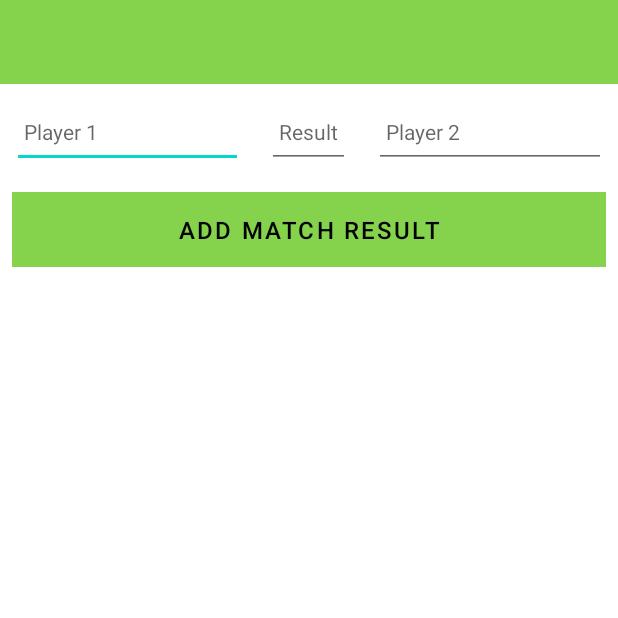
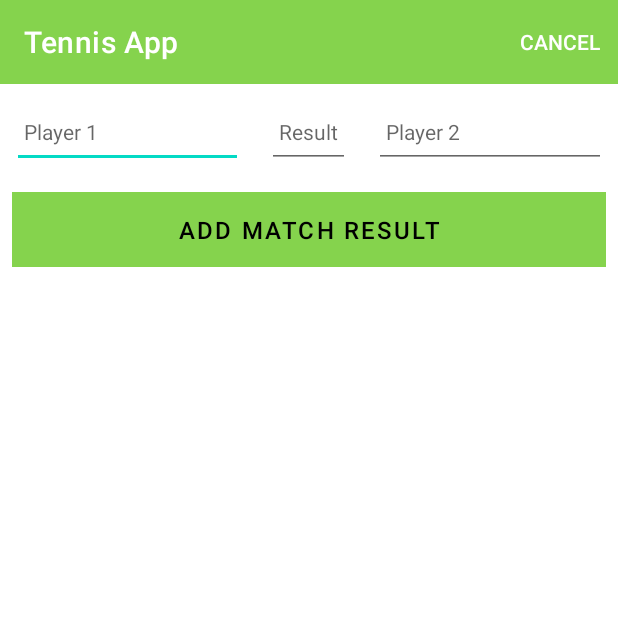
Before and after one commit to tonynaughton/cork-tennis-club, an Android app: the screen it shows after launch (AddResultActivity), after a tap on "Add", on a phone screen of 412 x 824 dp, the top half of it. Run offline under Robolectric (Android 15) with nearby library versions, the phone set to English and light mode, and no system bars; our stand-ins replace Timber; 1 statement that could not run was skipped.

Commit message:
Refactored MatchAdapter, implemented menu option

```diff
--- a/app/src/main/java/ie/wit/tennisapp/activities/AddResultActivity.kt
+++ b/app/src/main/java/ie/wit/tennisapp/activities/AddResultActivity.kt
@@ -2,7 +2,10 @@ package ie.wit.tennisapp.activities
 
 import androidx.appcompat.app.AppCompatActivity
 import android.os.Bundle
+import android.view.Menu
+import android.view.MenuItem
 import com.google.android.material.snackbar.Snackbar
+import ie.wit.tennisapp.R
 import ie.wit.tennisapp.databinding.ActivityAddResultBinding
 import ie.wit.tennisapp.main.MainApp
 import ie.wit.tennisapp.models.MatchModel
@@ -12,12 +15,15 @@ class AddResultActivity : AppCompatActivity() {
 
     private lateinit var binding: ActivityAddResultBinding
     var match = MatchModel()
-    lateinit var app : MainApp
+    lateinit var app: MainApp
 
     override fun onCreate(savedInstanceState: Bundle?) {
         super.onCreate(savedInstanceState)
         binding = ActivityAddResultBinding.inflate(layoutInflater)
         setContentView(binding.root)
+
+        binding.toolbarAdd.title = title
+        setSupportActionBar(binding.toolbarAdd)
 
         app = application as MainApp
         binding.btnAdd.setOnClickListener() {
@@ -27,16 +33,30 @@ class AddResultActivity : AppCompatActivity() {
             if (match.playerOne.isNotEmpty() && match.playerTwo.isNotEmpty() && match.result.isNotEmpty()) {
                 app.matches.add((match.copy()))
                 i("add Button Pressed: $match")
-                for (i in app.matches.indices)
-                    { i("Match [$i]:${this.app.matches[i]}") }
+                for (i in app.matches.indices) {
+                    i("Match [$i]:${this.app.matches[i]}")
+                }
                 setResult(RESULT_OK)
                 finish()
-            }
-            else {
+            } else {
                 Snackbar
-                    .make(it,"Please fill in all fields", Snackbar.LENGTH_LONG)
+                    .make(it, "Please fill in all fields", Snackbar.LENGTH_LONG)
                     .show()
             }
         }
     }
+
+    override fun onCreateOptionsMenu(menu: Menu): Boolean {
+        menuInflater.inflate(R.menu.menu_add_result, menu)
+        return super.onCreateOptionsMenu(menu)
+    }
+
+    override fun onOptionsItemSelected(item: MenuItem): Boolean {
+        when (item.itemId) {
+            R.id.item_cancel -> {
+                finish()
+            }
+        }
+        return super.onOptionsItemSelected(item)
+    }
 }
--- a/app/src/main/java/ie/wit/tennisapp/activities/ResultsListActivity.kt
+++ b/app/src/main/java/ie/wit/tennisapp/activities/ResultsListActivity.kt
@@ -3,19 +3,13 @@ package ie.wit.tennisapp.activities
 import android.content.Intent
 import androidx.appcompat.app.AppCompatActivity
 import android.os.Bundle
-import android.view.LayoutInflater
 import android.view.Menu
 import android.view.MenuItem
-import android.view.ViewGroup
-import androidx.core.app.ActivityCompat
-import androidx.core.app.ActivityCompat.startActivityForResult
 import androidx.recyclerview.widget.LinearLayoutManager
-import androidx.recyclerview.widget.RecyclerView
 import ie.wit.tennisapp.R
 import ie.wit.tennisapp.databinding.ActivityResultsListBinding
-import ie.wit.tennisapp.databinding.CardResultBinding
 import ie.wit.tennisapp.main.MainApp
-import ie.wit.tennisapp.models.MatchModel
+import ie.wit.tennisapp.adapters.MatchAdapter
 
 class ResultsListActivity : AppCompatActivity() {
 
@@ -51,31 +45,3 @@ class ResultsListActivity : AppCompatActivity() {
         return super.onOptionsItemSelected(item)
     }
 }
-
-class MatchAdapter constructor(private var matches: List<MatchModel>) :
-    RecyclerView.Adapter<MatchAdapter.MainHolder>() {
-
-    override fun onCreateViewHolder(parent: ViewGroup, viewType: Int): MainHolder {
-        val binding = CardResultBinding
-            .inflate(LayoutInflater.from(parent.context), parent, false)
-
-        return MainHolder(binding)
-    }
-
-    override fun onBindViewHolder(holder: MainHolder, position: Int) {
-        val match = matches[holder.adapterPosition]
-        holder.bind(match)
-    }
-
-    override fun getItemCount(): Int = matches.size
-
-    class MainHolder(private val binding : CardResultBinding) :
-        RecyclerView.ViewHolder(binding.root) {
-
-        fun bind(match: MatchModel) {
-            binding.matchPlayerOne.text = match.playerOne
-            binding.matchPlayerTwo.text = match.playerTwo
-            binding.matchResult.text = match.result
-        }
-    }
-}
--- /dev/null
+++ b/app/src/main/java/ie/wit/tennisapp/adapters/MatchAdapter.kt
@@ -0,0 +1,34 @@
+package ie.wit.tennisapp.adapters
+
+import android.view.LayoutInflater
+import android.view.ViewGroup
+import androidx.recyclerview.widget.RecyclerView
+import ie.wit.tennisapp.databinding.CardResultBinding
+import ie.wit.tennisapp.models.MatchModel
+
+class MatchAdapter constructor(private var placemarks: List<MatchModel>) :
+    RecyclerView.Adapter<MatchAdapter.MainHolder>() {
+
+    override fun onCreateViewHolder(parent: ViewGroup, viewType: Int): MainHolder {
+        val binding = CardResultBinding
+            .inflate(LayoutInflater.from(parent.context), parent, false)
+        return MainHolder(binding)
+    }
+
+    override fun onBindViewHolder(holder: MainHolder, position: Int) {
+        val placemark = placemarks[holder.adapterPosition]
+        holder.bind(placemark)
+    }
+
+    override fun getItemCount(): Int = placemarks.size
+
+    class MainHolder(private val binding : CardResultBinding) :
+        RecyclerView.ViewHolder(binding.root) {
+
+        fun bind(match: MatchModel) {
+            binding.matchPlayerOne.text = match.playerOne
+            binding.matchPlayerTwo.text = match.playerTwo
+            binding.matchResult.text = match.result
+        }
+    }
+}
--- /dev/null
+++ b/app/src/main/res/menu/menu_add_result.xml
@@ -0,0 +1,9 @@
+<?xml version="1.0" encoding="utf-8"?>
+<menu xmlns:android="http://schemas.android.com/apk/res/android"
+    xmlns:app="http://schemas.android.com/apk/res-auto">
+
+    <item
+        android:id="@+id/item_cancel"
+        android:title="@string/menu_cancelAddResult"
+        app:showAsAction="always"/>
+</menu>
--- a/app/src/main/res/values/strings.xml
+++ b/app/src/main/res/values/strings.xml
@@ -5,4 +5,5 @@
     <string name="hint_matchPlayerOne">Player 1</string>
     <string name="hint_matchPlayerTwo">Player 2</string>
     <string name="menu_addResult">Add</string>
+    <string name="menu_cancelAddResult">Cancel</string>
 </resources>
```
